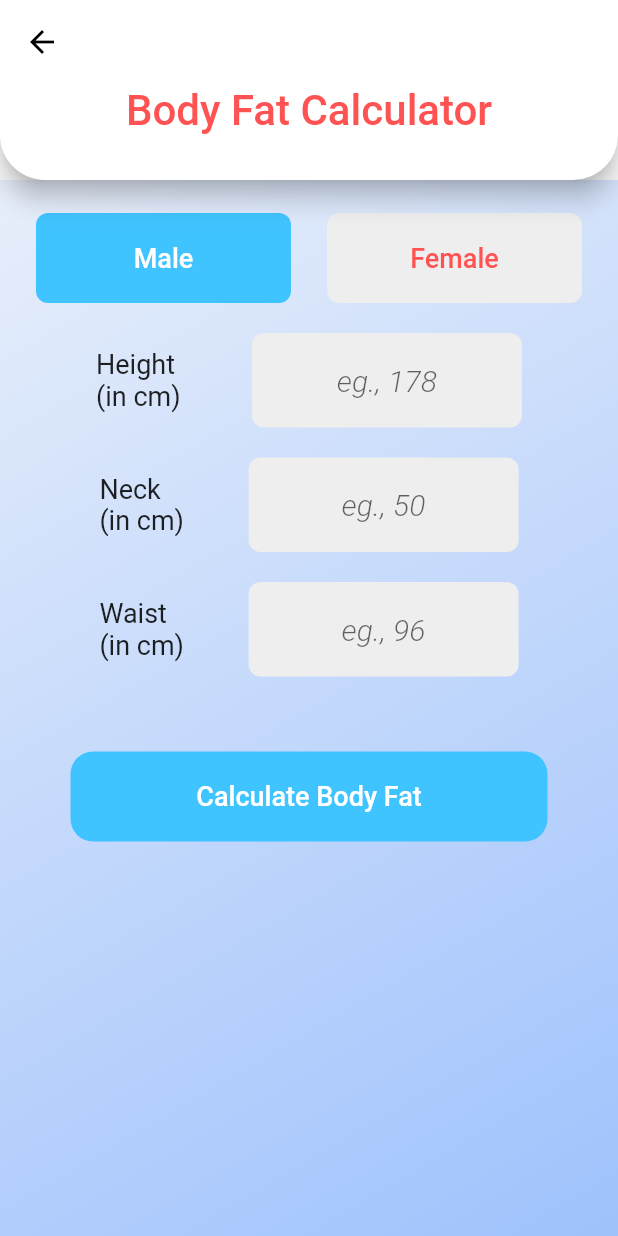
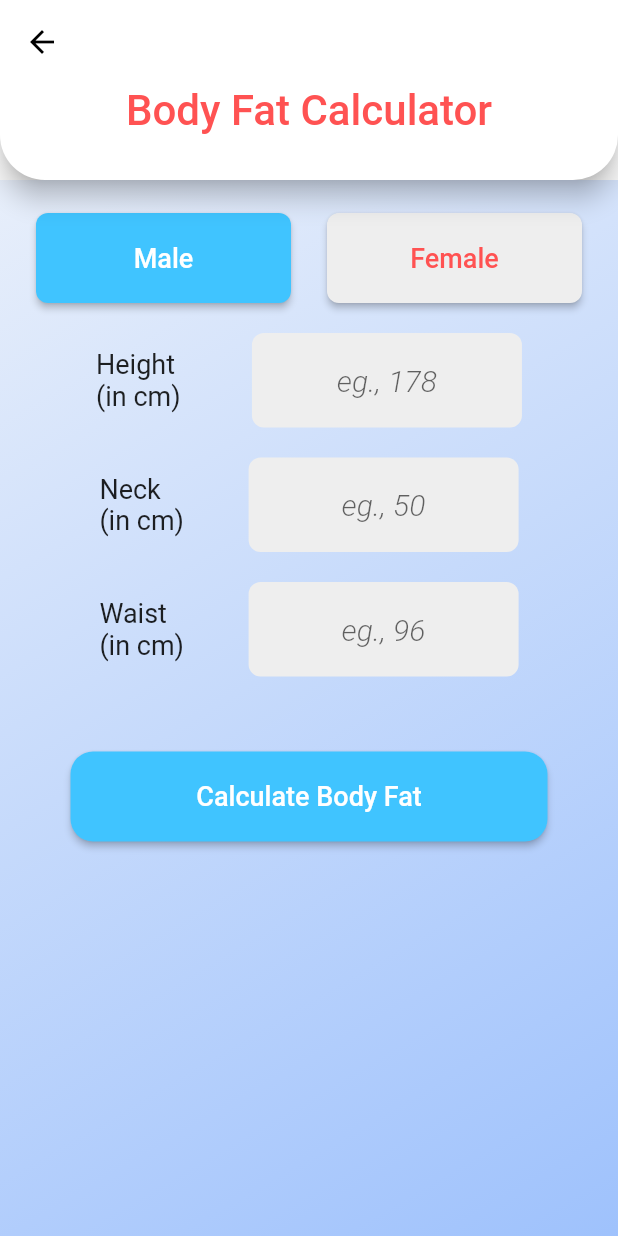
Before and after one commit to abhin-deb02/health_app, a Flutter app: the BodyFatCalculator screen opened directly, on a phone screen of 412 x 824 dp. Run offline on Flutter 3.47's test engine with Material 2 defaults, Android fonts, the light colour scheme and no system bars; our stand-ins replace cloud_firestore, firebase_auth, firebase_core, flutter_spinkit, font_awesome_flutter, google_sign_in and 3 more; accounts and stored records are empty.

Commit message:
Updated to 3.0

```diff
--- a/lib/BMICalc.dart
+++ b/lib/BMICalc.dart
@@ -124,7 +124,7 @@ class _BMICalcState extends State<BMICalc> {
                 Container(
                   width: double.infinity,
                   padding: const EdgeInsets.symmetric(horizontal: 35),
-                  child: FlatButton(
+                  child: MaterialButton(
                     shape: RoundedRectangleBorder(borderRadius: BorderRadius.circular(15.0)),
                     height: 60.0,
                     onPressed: () {
--- a/lib/BodyFatCalculator.dart
+++ b/lib/BodyFatCalculator.dart
@@ -289,9 +289,7 @@ class _BodyFatCalculatorState extends State<BodyFatCalculator> {
                   Container(
                     width: double.infinity,
                     padding: const EdgeInsets.symmetric(horizontal: 35),
-                    child: FlatButton(
-                      shape: RoundedRectangleBorder(borderRadius: BorderRadius.circular(15.0)),
-                      height: 60.0,
+                    child:   MaterialButton(
                       onPressed: () {
 
                         height = double.parse(heightInput.value.text);
@@ -307,13 +305,16 @@ class _BodyFatCalculatorState extends State<BodyFatCalculator> {
                         Navigator.of(context).push(MaterialPageRoute(
                             builder: (context) => BodyFatResults(index: currentindex, height: height, waist: waist, neck: neck, hip: hip))
                         );
-                      },
+                      },                      height: 60.0,
+                      padding: EdgeInsets.all(0),
                       child: const Text(
                         "Calculate Body Fat",
                         style: TextStyle(color: Colors.white, fontSize: 18),
                       ),
                       color: currentindex == 0 ? Colors.lightBlueAccent : Colors.redAccent,
+                      shape: RoundedRectangleBorder(borderRadius: BorderRadius.circular(15.0)),
                     ),
+
                   ),
                 ],
               ),
@@ -347,7 +348,7 @@ class _BodyFatCalculatorState extends State<BodyFatCalculator> {
           margin: const EdgeInsets.symmetric(horizontal: 12.0),
           height: 60.0,
 
-          child: FlatButton(
+          child: MaterialButton(
             // color of button needs to change in function if it is selected [or otherwise]
             // if button = pressed -> currentindex = index of button, so we will assign a custom color
             // else, it will be grey
--- a/lib/CalorieIntake.dart
+++ b/lib/CalorieIntake.dart
@@ -1,5 +1,4 @@
 import 'package:flutter/material.dart';
-import 'dart:math';
 
 class CalorieIntake extends StatefulWidget {
   const CalorieIntake({Key? key}) : super(key: key);
@@ -203,7 +202,7 @@ class _CalorieIntakeState extends State<CalorieIntake> {
                 Container(
                   width: double.infinity,
                   padding: const EdgeInsets.symmetric(horizontal: 35),
-                  child: FlatButton(
+                  child: MaterialButton(
                     shape: RoundedRectangleBorder(
                         borderRadius: BorderRadius.circular(15.0)),
                     height: 60.0,
@@ -248,7 +247,7 @@ class _CalorieIntakeState extends State<CalorieIntake> {
         child: Container(
       margin: const EdgeInsets.symmetric(horizontal: 12.0),
       height: 60.0,
-      child: FlatButton(
+      child: MaterialButton(
         // color of button needs to change in function if it is selected [or otherwise]
         // if button = pressed -> currentindex = index of button, so we will assign a custom color
         // else, it will be grey
--- a/lib/MentalHealth.dart
+++ b/lib/MentalHealth.dart
@@ -1,7 +1,6 @@
 import 'package:firebase_auth/firebase_auth.dart';
 import 'package:flutter/material.dart';
 import 'package:cloud_firestore/cloud_firestore.dart';
-import 'package:provider/provider.dart';
 import 'package:syncfusion_flutter_charts/charts.dart';
 
 class HealthGraph extends StatefulWidget {
--- a/lib/OvulationCounter.dart
+++ b/lib/OvulationCounter.dart
@@ -97,7 +97,7 @@ class _OvulationCounterState extends State<OvulationCounter> {
 
                     Container(
                       padding: const EdgeInsets.symmetric(horizontal: 40),
-                      child: RaisedButton(
+                      child: MaterialButton(
                         color: Colors.grey[100],
                         shape: RoundedRectangleBorder(
                             borderRadius: BorderRadius.circular(10)),
@@ -176,7 +176,7 @@ class _OvulationCounterState extends State<OvulationCounter> {
 
                     const SizedBox(height: 80),
 
-                    RaisedButton(
+                    MaterialButton(
                         shape: RoundedRectangleBorder(borderRadius: BorderRadius.circular(30)),
                         elevation: 7,
                         color: Colors.redAccent.shade200,
--- a/lib/WaterIntake.dart
+++ b/lib/WaterIntake.dart
@@ -113,7 +113,7 @@ class _WaterIntakeState extends State<WaterIntake> {
               Container(
                 width: double.infinity,
                 padding: const EdgeInsets.symmetric(horizontal: 35),
-                child: FlatButton(
+                child: MaterialButton(
                   shape: RoundedRectangleBorder(
                       borderRadius: BorderRadius.circular(15.0)),
                   height: 60.0,
--- a/lib/login.dart
+++ b/lib/login.dart
@@ -103,9 +103,8 @@ class _LoginState extends State<Login> {
                           SizedBox(height: height * 0.12),
                           ElevatedButton.icon(
                             style: ElevatedButton.styleFrom(
-                              minimumSize: Size(270, 55),
+                              minimumSize: Size(270, 55), backgroundColor: Colors.redAccent.withGreen(100).withBlue(100),
                               elevation: 10.0,
-                              primary: Colors.redAccent.withGreen(100).withBlue(100),
                               shape: RoundedRectangleBorder(
                                 borderRadius: BorderRadius.circular(15),
                               )
--- a/lib/main.dart
+++ b/lib/main.dart
@@ -1,12 +1,9 @@
 import 'dart:async';
-import 'package:flutter_native_splash/flutter_native_splash.dart';
 
 import 'package:cloud_firestore/cloud_firestore.dart';
 import 'package:firebase_auth/firebase_auth.dart';
 import 'package:flutter/material.dart';
-import 'package:font_awesome_flutter/font_awesome_flutter.dart';
 import 'package:health_app/BodyFatCalculator.dart';
-import 'package:health_app/LoginScreen.dart';
 import 'package:health_app/MentalHealth.dart';
 import 'package:health_app/OvulationCounter.dart';
 import 'package:health_app/WaterIntake.dart';
```
Also changed, not shown: lib/LoginScreen.dart (+22 -23 lines), pubspec.yaml (+5 -5 lines), pubspec.lock, 7 other files.
